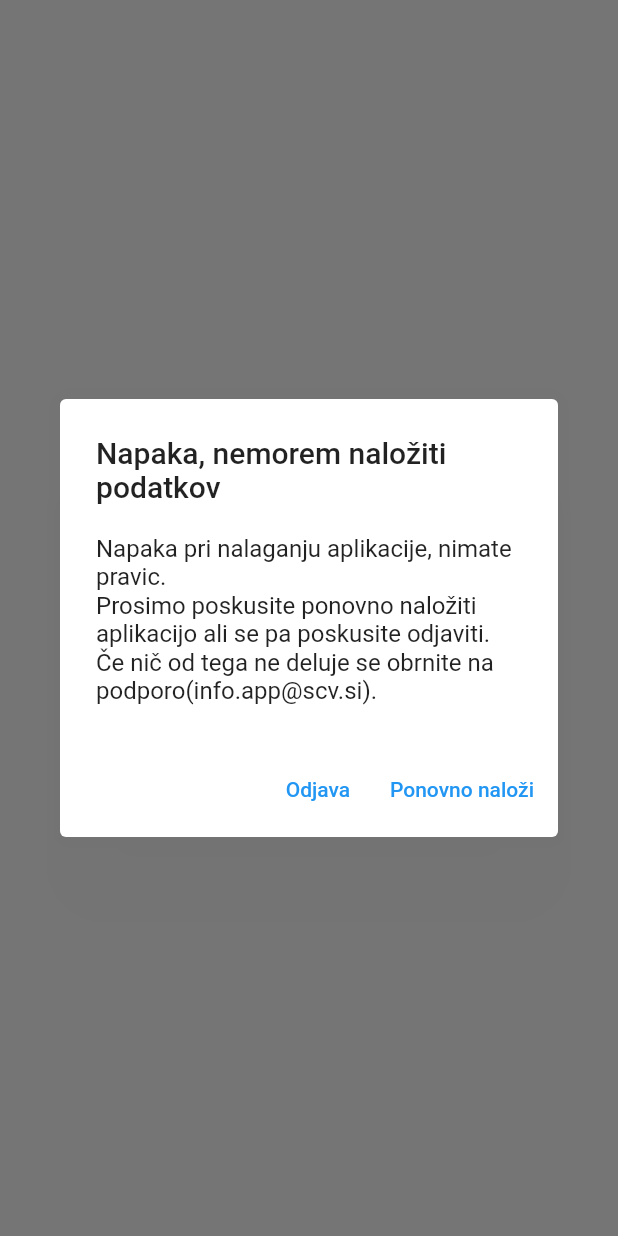
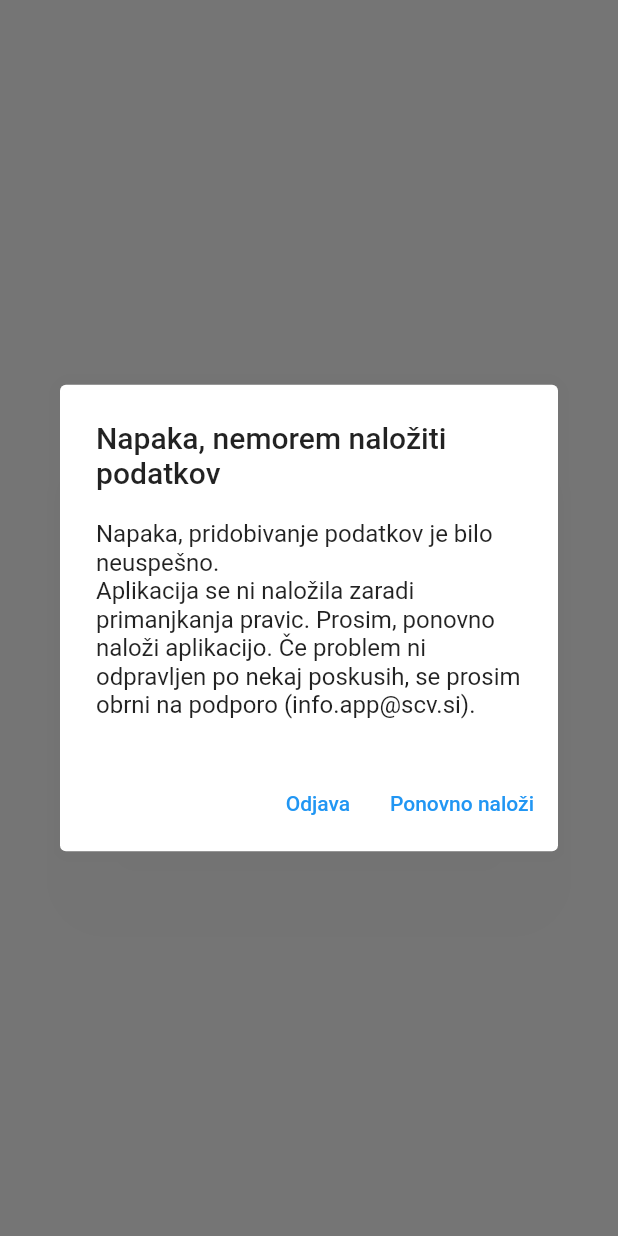
Before and after one commit to SCVApp/SCVAppFlutter, a Flutter app: what showUnAuthoritized() shows on an empty page, opened directly, on a phone screen of 412 x 824 dp. Run offline on Flutter 3.47's test engine with Material 2 defaults, Android fonts, the phone set to English and light mode, and no system bars; our stand-ins replace babstrap_settings_screen, cached_network_image, dots_indicator, flutter_linkify, get, introduction_screen and 7 more; missing offline and left inert: app_settings, dart:ffi, ff_navigation_bar, flutter_picker, flutter_web_auth, jwt_decode and 1 more; accounts and stored records are empty.

Commit message:
Fixed text in some components

```diff
--- a/lib/Components/loginInPage.dart
+++ b/lib/Components/loginInPage.dart
@@ -61,7 +61,7 @@ class _LoginInPage extends State<LoginInPage> {
           content: SingleChildScrollView(
             child: ListBody(
               children: const <Widget>[
-                Text('Prijava v aplikacijo ni uspela. Poskusite znova!'),
+                Text('Napaka pri prijavi. Prosim, poskusi znova'),
               ],
             ),
           ),
@@ -98,7 +98,7 @@ class _LoginInPage extends State<LoginInPage> {
               width: MediaQuery.of(context).size.width * 0.5,
             ),
             Padding(padding: EdgeInsets.only(bottom: 20)),
-            Text("Prosim počakajte, da vas prijavimo...",
+            Text("Prosim počakaj, prijava poteka...",
                 style: TextStyle(fontSize: 17)),
             Padding(padding: EdgeInsets.only(bottom: 20)),
             isLoginIn ? CircularProgressIndicator() : SizedBox(),
--- a/lib/Nastavitve/biometricPage.dart
+++ b/lib/Nastavitve/biometricPage.dart
@@ -246,7 +246,7 @@ class _BiometricPage extends State<BiometricPage> {
                             fontWeight: FontWeight.bold)),
                     Padding(padding: EdgeInsets.only(top: 20)),
                     Text(
-                      "Z omogočanjem te nastavitve lahko nato v aplikacijo vstopite preko biometričnih podatkov (prepoznava obraza ali Face ID, prepoznava prstnega odtisa ali Touch ID ter PIN ali geslo telefona). V primeru, da na telefonu nimate nič od navedenega, vas aplikacija opozori, da dodate vsaj en varnostni pogoj, naveden zgoraj.",
+                      "Z omogočanjem te nastavitve lahko nato v aplikacijo vstopiš preko biometričnih podatkov (prepoznava obraza ali Face ID, prepoznava prstnega odtisa ali Touch ID ter PIN ali geslo telefona). V primeru, da na telefonu nimaš nič od navedenega, te aplikacija opozori, da dodaš vsaj en varnostni pogoj, naveden zgoraj.",
                       style: textStyle,
                       textAlign: TextAlign.justify,
                     ),
--- a/lib/UrnikPages/components/boxForHour.dart
+++ b/lib/UrnikPages/components/boxForHour.dart
@@ -23,8 +23,7 @@ final defualtStyleBox = new UrnikBoxStyle(
     secundaryTextColor: Colors.white);
 
 String shortenTeacherName(String teacherName) {
-  if (teacherName == null) return "";
-  if (teacherName.length <= 0) return "";
+  if (teacherName == null || teacherName == "") return "";
   List<String> teacherNameSplit = teacherName.split(" ");
   if (teacherNameSplit.length <= 0) return ", $teacherName";
   String shortenedName = ", ";
--- a/lib/alerts/unAuthoritizedAlert.dart
+++ b/lib/alerts/unAuthoritizedAlert.dart
@@ -12,9 +12,9 @@ Future<void> showUnAuthoritized(BuildContext context) {
         content: SingleChildScrollView(
           child: ListBody(
             children: const <Widget>[
-              Text('Napaka pri nalaganju aplikacije, nimate pravic.'),
+              Text('Napaka, pridobivanje podatkov je bilo neuspešno.'),
               Text(
-                  'Prosimo poskusite ponovno naložiti aplikacijo ali se pa poskusite odjaviti. Če nič od tega ne deluje se obrnite na podporo(info.app@scv.si).'),
+                  'Aplikacija se ni naložila zaradi primanjkanja pravic. Prosim, ponovno naloži aplikacijo. Če problem ni odpravljen po nekaj poskusih, se prosim obrni na podporo (info.app@scv.si).'),
             ],
           ),
         ),
--- a/pubspec.yaml
+++ b/pubspec.yaml
@@ -57,6 +57,7 @@ dependencies:
   animate_icons: ^2.0.0
   getwidget: ^3.0.1
   restart_app: ^1.1.0+1
+  jwt_decode: ^0.3.1
 
 dev_dependencies:
   flutter_launcher_icons: ^0.10.0
```
Also changed, not shown: lib/Lunch/malice.dart (+42 -26 lines).
